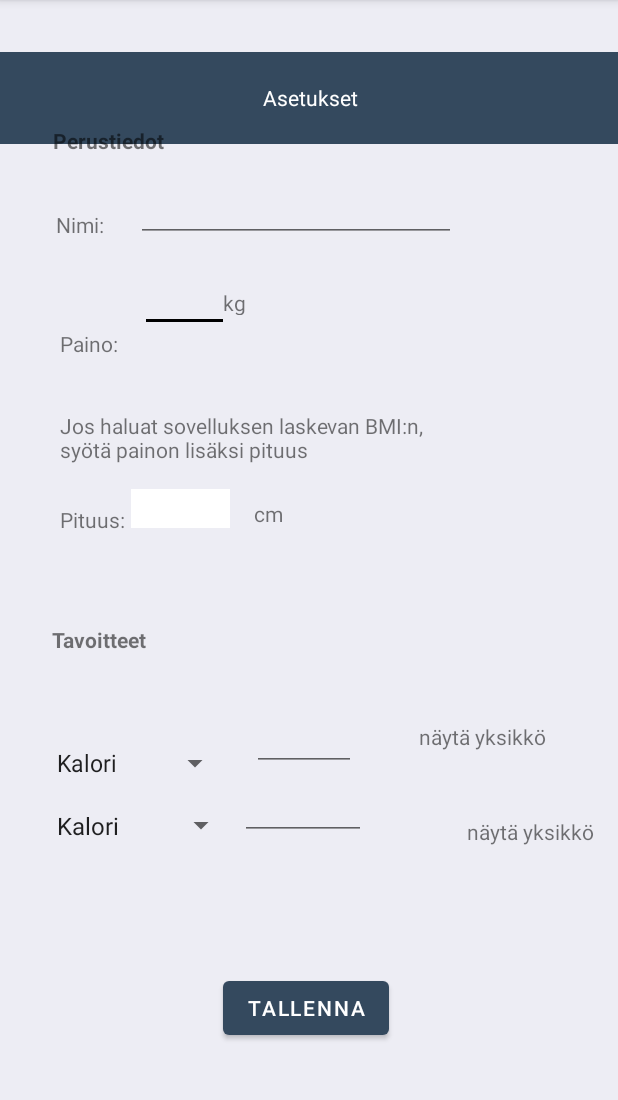
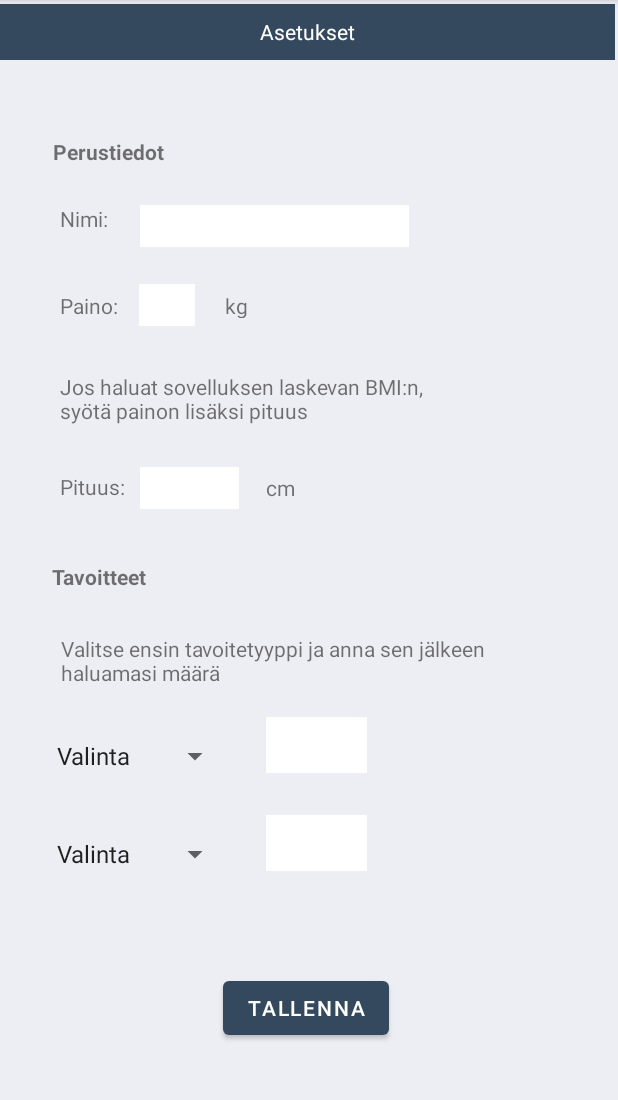
Before and after one commit to AOskari/TMS, an Android app: the Asetukset screen opened directly, with no data from a screen before it, on a phone screen of 412 x 824 dp, the part 84-1184 px from its top. Run offline under Robolectric (Android 15) with nearby library versions, the phone set to English and light mode, and no system bars.

Commit message:
Asetussivun ulkoasu korjattu Dropdownien yksikköjen vaihtuminen tyypin mukaan tehty

```diff
--- a/app/src/main/java/com/example/androidproject/aktiviteetit/Asetukset.java
+++ b/app/src/main/java/com/example/androidproject/aktiviteetit/Asetukset.java
@@ -3,20 +3,28 @@ package com.example.androidproject.aktiviteetit;
 import androidx.appcompat.app.AppCompatActivity;
 
 import android.os.Bundle;
+import android.util.Log;
+import android.view.View;
+import android.widget.AdapterView;
 import android.widget.ArrayAdapter;
 import android.widget.Button;
 import android.widget.EditText;
 import android.widget.Spinner;
 import android.widget.TextView;
+import android.widget.Toast;
+import android.widget.AdapterView.OnItemSelectedListener;
 
 import com.example.androidproject.R;
 
+import java.util.ArrayList;
+import java.util.List;
+// implements OnItemSelectedListener
 public class Asetukset extends AppCompatActivity {
-    public TextView ohje, yksikko1, yksikko2, paino, pituus, tav1, tav2;
+    public TextView yksikko1, yksikko2, paino, pituus, tav1, tav2;
     public Spinner tavoite1, tavoite2;
     public Button tallenna;
     public EditText nimi;
-    String[] valinta1, valinta2;
+    //String[] valinta1, valinta2;
 
 
     @Override
@@ -24,7 +32,7 @@ public class Asetukset extends AppCompatActivity {
         super.onCreate(savedInstanceState);
         setContentView(R.layout.activity_asetukset);
 
-        ohje = findViewById(R.id.ohje);
+
         tavoite1 = findViewById(R.id.tavoite1);
         tavoite2 = findViewById(R.id.tavoite2);
         tallenna = findViewById(R.id.tallennus);
@@ -35,19 +43,61 @@ public class Asetukset extends AppCompatActivity {
         tav2 = findViewById(R.id.tav2);
         yksikko1 = findViewById(R.id.yksikko1);
         yksikko2 = findViewById(R.id.yksikko2);
-        //naytaVal1();
-        //naytaVal2();
 
+        //tavoite1.setOnItemSelectedListener(this);
+        //tavoite2.setOnItemSelectedListener(this);
+
+        List<String> valinta = new ArrayList<String>();
+        valinta.add("Valinta");
+        valinta.add("Kalorit");
+        valinta.add("Hiilihydraatti");
+        valinta.add("Proteiini");
+
+        ArrayAdapter<String> val = new ArrayAdapter<String>(this, android.R.layout.simple_spinner_item, valinta);
+        val.setDropDownViewResource(android.R.layout.simple_spinner_dropdown_item);
+        tavoite1.setAdapter(val);
+        tavoite2.setAdapter(val);
+        //naytaYksikko();
+
+        tavoite1.setOnItemSelectedListener(new OnItemSelectedListener() {
+            @Override
+            public void onItemSelected(AdapterView<?> parent, View view, int position, long id) {
+                String nimi1 = tavoite1.getSelectedItem().toString();
+
+                if (nimi1.equals("Valinta")) {
+                    tav1.setText("");
+                    yksikko1.setText("");
+                } else if (nimi1.equals("Kalorit")) {
+                    tav1.setText("");
+                    yksikko1.setText("kcal/vrk");
+                } else {
+                    tav1.setText("");
+                    yksikko1.setText("g/vrk");
+                }
+            }
+            @Override
+            public void onNothingSelected(AdapterView<?> parent) {
+            }
+        });
+        tavoite2.setOnItemSelectedListener(new OnItemSelectedListener() {
+            @Override
+            public void onItemSelected(AdapterView<?> parent, View view, int position, long id) {
+                String nimi2 = tavoite2.getSelectedItem().toString();
+
+                if (nimi2.equals("Valinta")) {
+                    tav2.setText("");
+                    yksikko2.setText("");
+                } else if (nimi2.equals("Kalorit")) {
+                    tav2.setText("");
+                    yksikko2.setText("kcal/vrk");
+                } else {
+                    tav2.setText("");
+                    yksikko2.setText("g/vrk");
+                }
+            }
+            @Override
+            public void onNothingSelected(AdapterView<?> parent) {
+            }
+        });
     }
-    private void naytaVal1() {
-        ArrayAdapter<String> val1 = new ArrayAdapter<>(this, android.R.layout.simple_spinner_item, valinta1);
-        val1.setDropDownViewResource(android.R.layout.simple_spinner_dropdown_item);
-        tavoite1.setAdapter(val1);
-    }
-    private void naytaVal2() {
-        ArrayAdapter<String> val2 = new ArrayAdapter<>(this, android.R.layout.simple_spinner_item, valinta2);
-        val2.setDropDownViewResource(android.R.layout.simple_spinner_dropdown_item);
-        tavoite2.setAdapter(val2);
-    }
-
 }
--- a/app/src/main/res/layout/activity_asetukset.xml
+++ b/app/src/main/res/layout/activity_asetukset.xml
@@ -9,230 +9,243 @@
 
     <TextView
         android:id="@+id/aseta"
-        android:layout_width="426dp"
-        android:layout_height="61dp"
-        android:layout_marginBottom="672dp"
+        android:layout_width="410dp"
+        android:layout_height="37dp"
         android:background="@color/primaryColor"
         android:gravity="center"
         android:text="@string/aseta"
         android:textColor="#FFFFFF"
         app:layout_constraintBottom_toBottomOf="parent"
         app:layout_constraintEnd_toEndOf="parent"
-        app:layout_constraintStart_toStartOf="parent" />
+        app:layout_constraintHorizontal_bias="0.0"
+        app:layout_constraintStart_toStartOf="parent"
+        app:layout_constraintTop_toTopOf="parent"
+        app:layout_constraintVertical_bias="0.004" />
 
     <TextView
         android:id="@+id/tieto2"
-        android:layout_width="wrap_content"
-        android:layout_height="wrap_content"
-        android:layout_marginStart="40dp"
-        android:layout_marginLeft="40dp"
-        android:layout_marginTop="16dp"
-        android:layout_marginBottom="32dp"
+        android:layout_width="45dp"
+        android:layout_height="21dp"
         android:text="@string/tieto2"
-        app:layout_constraintBottom_toTopOf="@+id/ohje"
+        app:layout_constraintBottom_toBottomOf="parent"
+        app:layout_constraintEnd_toEndOf="parent"
+        app:layout_constraintHorizontal_bias="0.109"
         app:layout_constraintStart_toStartOf="parent"
         app:layout_constraintTop_toTopOf="parent"
-        app:layout_constraintVertical_bias="0.983" />
+        app:layout_constraintVertical_bias="0.26" />
 
     <TextView
         android:id="@+id/kg"
         android:layout_width="27dp"
         android:layout_height="18dp"
-        android:layout_marginTop="192dp"
-        android:layout_marginEnd="236dp"
-        android:layout_marginRight="236dp"
         android:text="@string/kg"
+        app:layout_constraintBottom_toBottomOf="parent"
         app:layout_constraintEnd_toEndOf="parent"
-        app:layout_constraintTop_toTopOf="parent" />
+        app:layout_constraintHorizontal_bias="0.39"
+        app:layout_constraintStart_toStartOf="parent"
+        app:layout_constraintTop_toTopOf="parent"
+        app:layout_constraintVertical_bias="0.259" />
 
     <EditText
         android:id="@+id/paino"
-        android:layout_width="59dp"
-        android:layout_height="49dp"
-        android:layout_marginStart="16dp"
-        android:layout_marginLeft="16dp"
-        android:layout_marginTop="172dp"
-        android:layout_marginEnd="16dp"
-        android:layout_marginRight="16dp"
+        android:layout_width="37dp"
+        android:layout_height="28dp"
+        android:background="#FFFFFF"
         android:ems="10"
+        android:gravity="center"
         android:inputType="numberDecimal"
-        app:layout_constraintEnd_toStartOf="@+id/kg"
-        app:layout_constraintHorizontal_bias="0.066"
-        app:layout_constraintStart_toEndOf="@+id/tieto2"
-        app:layout_constraintTop_toTopOf="parent" />
+        app:layout_constraintBottom_toBottomOf="parent"
+        app:layout_constraintEnd_toEndOf="parent"
+        app:layout_constraintHorizontal_bias="0.248"
+        app:layout_constraintStart_toStartOf="parent"
+        app:layout_constraintTop_toTopOf="parent"
+        app:layout_constraintVertical_bias="0.256" />
 
     <TextView
         android:id="@+id/tieto1"
         android:layout_width="wrap_content"
         android:layout_height="wrap_content"
-        android:layout_marginStart="16dp"
-        android:layout_marginLeft="16dp"
-        android:layout_marginTop="140dp"
-        android:layout_marginEnd="16dp"
-        android:layout_marginRight="16dp"
         android:text="@string/tieto1"
-        app:layout_constraintEnd_toStartOf="@+id/annaNimi"
-        app:layout_constraintHorizontal_bias="0.8"
+        app:layout_constraintBottom_toBottomOf="parent"
+        app:layout_constraintEnd_toEndOf="parent"
+        app:layout_constraintHorizontal_bias="0.105"
         app:layout_constraintStart_toStartOf="parent"
-        app:layout_constraintTop_toTopOf="parent" />
+        app:layout_constraintTop_toTopOf="parent"
+        app:layout_constraintVertical_bias="0.182" />
 
     <EditText
         android:id="@+id/annaNimi"
-        android:layout_width="wrap_content"
-        android:layout_height="wrap_content"
-        android:layout_marginTop="116dp"
-        android:layout_marginEnd="108dp"
-        android:layout_marginRight="108dp"
+        android:layout_width="179dp"
+        android:layout_height="28dp"
+        android:background="#FFFFFF"
         android:ems="10"
+        android:gravity="center"
         android:inputType="textPersonName"
+        app:layout_constraintBottom_toBottomOf="parent"
         app:layout_constraintEnd_toEndOf="parent"
-        app:layout_constraintTop_toTopOf="parent" />
+        app:layout_constraintHorizontal_bias="0.4"
+        app:layout_constraintStart_toStartOf="parent"
+        app:layout_constraintTop_toTopOf="parent"
+        app:layout_constraintVertical_bias="0.185" />
 
     <TextView
-        android:id="@+id/ohje"
+        android:id="@+id/ohje1"
         android:layout_width="272dp"
         android:layout_height="40dp"
-        android:layout_marginBottom="12dp"
         android:text="@string/ohje"
-        app:layout_constraintBottom_toTopOf="@+id/pituus"
+        app:layout_constraintBottom_toBottomOf="parent"
         app:layout_constraintEnd_toEndOf="parent"
         app:layout_constraintHorizontal_bias="0.287"
-        app:layout_constraintStart_toStartOf="parent" />
+        app:layout_constraintStart_toStartOf="parent"
+        app:layout_constraintTop_toTopOf="parent"
+        app:layout_constraintVertical_bias="0.341" />
 
     <TextView
         android:id="@+id/tieto3"
-        android:layout_width="wrap_content"
-        android:layout_height="wrap_content"
-        android:layout_marginStart="40dp"
-        android:layout_marginLeft="40dp"
-        android:layout_marginBottom="412dp"
+        android:layout_width="44dp"
+        android:layout_height="23dp"
         android:text="@string/tieto3"
         app:layout_constraintBottom_toBottomOf="parent"
-        app:layout_constraintStart_toStartOf="parent" />
+        app:layout_constraintEnd_toEndOf="parent"
+        app:layout_constraintHorizontal_bias="0.108"
+        app:layout_constraintStart_toStartOf="parent"
+        app:layout_constraintTop_toTopOf="parent"
+        app:layout_constraintVertical_bias="0.423" />
 
     <EditText
         android:id="@+id/pituus"
         android:layout_width="66dp"
-        android:layout_height="26dp"
-        android:layout_marginStart="4dp"
-        android:layout_marginLeft="4dp"
-        android:layout_marginBottom="416dp"
+        android:layout_height="28dp"
         android:background="#FFFFFF"
         android:ems="10"
+        android:gravity="center"
         android:inputType="number"
         app:layout_constraintBottom_toBottomOf="parent"
-        app:layout_constraintStart_toEndOf="@+id/tieto3" />
+        app:layout_constraintEnd_toEndOf="parent"
+        app:layout_constraintHorizontal_bias="0.269"
+        app:layout_constraintStart_toStartOf="parent"
+        app:layout_constraintTop_toTopOf="parent"
+        app:layout_constraintVertical_bias="0.421" />
 
     <TextView
         android:id="@+id/cm"
         android:layout_width="wrap_content"
         android:layout_height="wrap_content"
-        android:layout_marginStart="16dp"
-        android:layout_marginLeft="16dp"
-        android:layout_marginEnd="16dp"
-        android:layout_marginRight="16dp"
-        android:layout_marginBottom="416dp"
         android:text="@string/cm"
         app:layout_constraintBottom_toBottomOf="parent"
         app:layout_constraintEnd_toEndOf="parent"
-        app:layout_constraintHorizontal_bias="0.0"
-        app:layout_constraintStart_toEndOf="@+id/pituus" />
+        app:layout_constraintHorizontal_bias="0.451"
+        app:layout_constraintStart_toStartOf="parent"
+        app:layout_constraintTop_toTopOf="parent"
+        app:layout_constraintVertical_bias="0.421" />
 
     <TextView
         android:id="@+id/otsikko1"
         android:layout_width="wrap_content"
         android:layout_height="wrap_content"
-        android:layout_marginTop="84dp"
         android:text="@string/otsikko1"
         android:textStyle="bold"
+        app:layout_constraintBottom_toBottomOf="parent"
         app:layout_constraintEnd_toEndOf="parent"
         app:layout_constraintHorizontal_bias="0.104"
         app:layout_constraintStart_toStartOf="parent"
-        app:layout_constraintTop_toTopOf="parent" />
+        app:layout_constraintTop_toTopOf="parent"
+        app:layout_constraintVertical_bias="0.122" />
 
     <TextView
         android:id="@+id/otsikko2"
         android:layout_width="wrap_content"
         android:layout_height="wrap_content"
-        android:layout_marginBottom="332dp"
         android:text="@string/otsikko2"
         android:textStyle="bold"
         app:layout_constraintBottom_toBottomOf="parent"
         app:layout_constraintEnd_toEndOf="parent"
         app:layout_constraintHorizontal_bias="0.1"
-        app:layout_constraintStart_toStartOf="parent" />
+        app:layout_constraintStart_toStartOf="parent"
+        app:layout_constraintTop_toTopOf="parent" />
 
     <Spinner
         android:id="@+id/tavoite1"
         android:layout_width="wrap_content"
         android:layout_height="wrap_content"
-        android:layout_marginBottom="16dp"
-        android:entries="@array/tavoite1"
+        android:layout_marginBottom="32dp"
         android:paddingLeft="30dp"
-        app:layout_constraintBottom_toTopOf="@+id/tavoite2"
+        app:layout_constraintBottom_toBottomOf="parent"
         app:layout_constraintEnd_toStartOf="@+id/tav1"
         app:layout_constraintHorizontal_bias="0.0"
-        app:layout_constraintStart_toStartOf="parent" />
+        app:layout_constraintStart_toStartOf="parent"
+        app:layout_constraintTop_toTopOf="parent"
+        app:layout_constraintVertical_bias="0.691" />
 
     <EditText
         android:id="@+id/tav1"
-        android:layout_width="69dp"
-        android:layout_height="29dp"
-        android:layout_marginEnd="16dp"
-        android:layout_marginRight="16dp"
-        android:layout_marginBottom="12dp"
+        android:layout_width="67dp"
+        android:layout_height="37dp"
+        android:layout_marginTop="16dp"
+        android:layout_marginBottom="16dp"
+        android:background="#FFFFFF"
         android:ems="10"
+        android:gravity="center"
         android:inputType="number"
-        app:layout_constraintBottom_toTopOf="@+id/tav2"
-        app:layout_constraintEnd_toStartOf="@+id/yksikko1"
-        app:layout_constraintHorizontal_bias="0.865"
-        app:layout_constraintStart_toStartOf="parent" />
+        app:layout_constraintBottom_toBottomOf="parent"
+        app:layout_constraintEnd_toEndOf="parent"
+        app:layout_constraintHorizontal_bias="0.514"
+        app:layout_constraintStart_toStartOf="parent"
+        app:layout_constraintTop_toTopOf="@+id/aseta"
+        app:layout_constraintVertical_bias="0.66" />
 
     <TextView
         android:id="@+id/yksikko1"
-        android:layout_width="wrap_content"
-        android:layout_height="wrap_content"
-        android:layout_marginEnd="48dp"
-        android:layout_marginRight="48dp"
-        android:layout_marginBottom="44dp"
+        android:layout_width="68dp"
+        android:layout_height="25dp"
+        android:layout_marginEnd="84dp"
+        android:layout_marginRight="84dp"
+        android:gravity="left"
         android:text="@string/yksikko"
-        app:layout_constraintBottom_toTopOf="@+id/yksikko2"
-        app:layout_constraintEnd_toEndOf="parent" />
+        app:layout_constraintBottom_toBottomOf="parent"
+        app:layout_constraintEnd_toEndOf="parent"
+        app:layout_constraintTop_toTopOf="parent"
+        app:layout_constraintVertical_bias="0.66" />
+
+    <TextView
+        android:id="@+id/yksikko2"
+        android:layout_width="68dp"
+        android:layout_height="25dp"
+        android:gravity="left"
+        android:text="@string/yksikko"
+        app:layout_constraintBottom_toBottomOf="parent"
+        app:layout_constraintEnd_toEndOf="parent"
+        app:layout_constraintHorizontal_bias="0.151"
+        app:layout_constraintStart_toEndOf="@+id/tav2"
+        app:layout_constraintTop_toTopOf="parent"
+        app:layout_constraintVertical_bias="0.749" />
 
     <Spinner
         android:id="@+id/tavoite2"
-        android:layout_width="158dp"
-        android:layout_height="27dp"
-        android:layout_marginBottom="204dp"
-        android:entries="@array/tavoite2"
+        android:layout_width="wrap_content"
+        android:layout_height="wrap_content"
         android:paddingLeft="30dp"
         app:layout_constraintBottom_toBottomOf="parent"
         app:layout_constraintEnd_toStartOf="@+id/tav2"
         app:layout_constraintHorizontal_bias="0.0"
-        app:layout_constraintStart_toStartOf="parent" />
+        app:layout_constraintStart_toStartOf="parent"
+        app:layout_constraintTop_toTopOf="parent"
+        app:layout_constraintVertical_bias="0.749" />
 
     <EditText
         android:id="@+id/tav2"
-        android:layout_width="84dp"
-        android:layout_height="34dp"
-        android:layout_marginStart="160dp"
-        android:layout_marginLeft="160dp"
-        android:layout_marginBottom="208dp"
+        android:layout_width="67dp"
+        android:layout_height="37dp"
+        android:background="#FFFFFF"
         android:ems="10"
+        android:gravity="center"
         android:inputType="number"
         app:layout_constraintBottom_toBottomOf="parent"
-        app:layout_constraintStart_toStartOf="parent" />
-
-    <TextView
-        android:id="@+id/yksikko2"
-        android:layout_width="wrap_content"
-        android:layout_height="wrap_content"
-        android:layout_marginBottom="204dp"
-        android:text="@string/yksikko"
-        app:layout_constraintBottom_toBottomOf="parent"
         app:layout_constraintEnd_toEndOf="parent"
-        app:layout_constraintHorizontal_bias="0.804"
-        app:layout_constraintStart_toEndOf="@+id/tav2" />
+        app:layout_constraintHorizontal_bias="0.514"
+        app:layout_constraintStart_toStartOf="parent"
+        app:layout_constraintTop_toTopOf="parent"
+        app:layout_constraintVertical_bias="0.744" />
 
     <Button
         android:id="@+id/tallennus"
@@ -244,4 +257,16 @@
         app:layout_constraintEnd_toEndOf="parent"
         app:layout_constraintHorizontal_bias="0.493"
         app:layout_constraintStart_toStartOf="parent" />
+
+    <TextView
+        android:id="@+id/ohje2"
+        android:layout_width="328dp"
+        android:layout_height="39dp"
+        android:text="@string/ohje2"
+        app:layout_constraintBottom_toBottomOf="parent"
+        app:layout_constraintEnd_toEndOf="parent"
+        app:layout_constraintHorizontal_bias="0.481"
+        app:layout_constraintStart_toStartOf="parent"
+        app:layout_constraintTop_toTopOf="parent"
+        app:layout_constraintVertical_bias="0.58" />
 </androidx.constraintlayout.widget.ConstraintLayout>
--- a/app/src/main/res/values/strings.xml
+++ b/app/src/main/res/values/strings.xml
@@ -10,17 +10,8 @@
     <string name="cm">cm</string>
     <string name="otsikko1">Perustiedot</string>
     <string name="otsikko2">Tavoitteet</string>
-    <string name="yksikko">näytä yksikkö</string>
-    <string-array name="tavoite1">
-        <item>Kalori</item>
-        <item>Hiilihydraatti</item>
-        <item>Proteiini</item>
-    </string-array>
-    <string-array name="tavoite2">
-        <item>Kalori</item>
-        <item>Hiilihydraatti</item>
-        <item>Proteiini</item>
-    </string-array>
+    <string name="yksikko">yksikkö</string>
     <string name="tallennus">Tallenna</string>
     <string name="ohje">Jos haluat sovelluksen laskevan BMI:n, syötä painon lisäksi pituus</string>
+    <string name="ohje2">Valitse ensin tavoitetyyppi ja  anna sen jälkeen haluamasi määrä</string>
 </resources>
```
